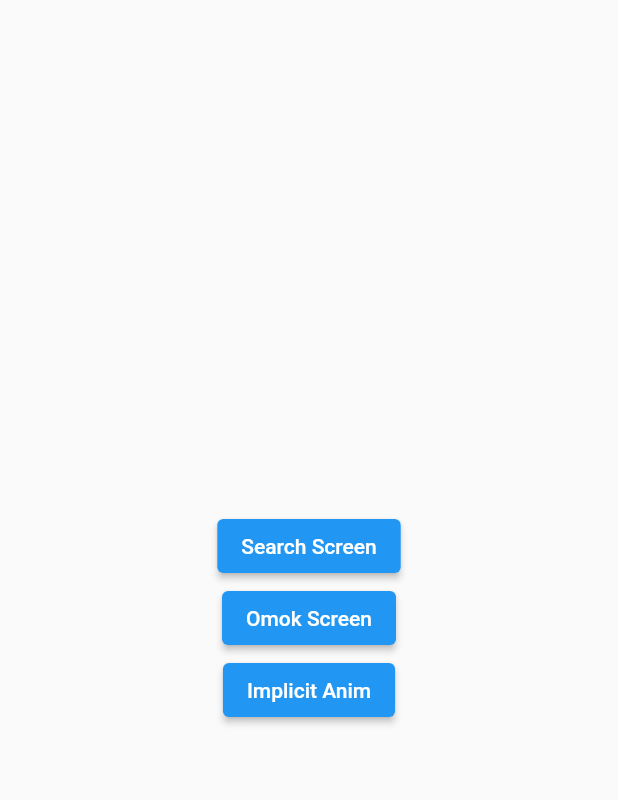
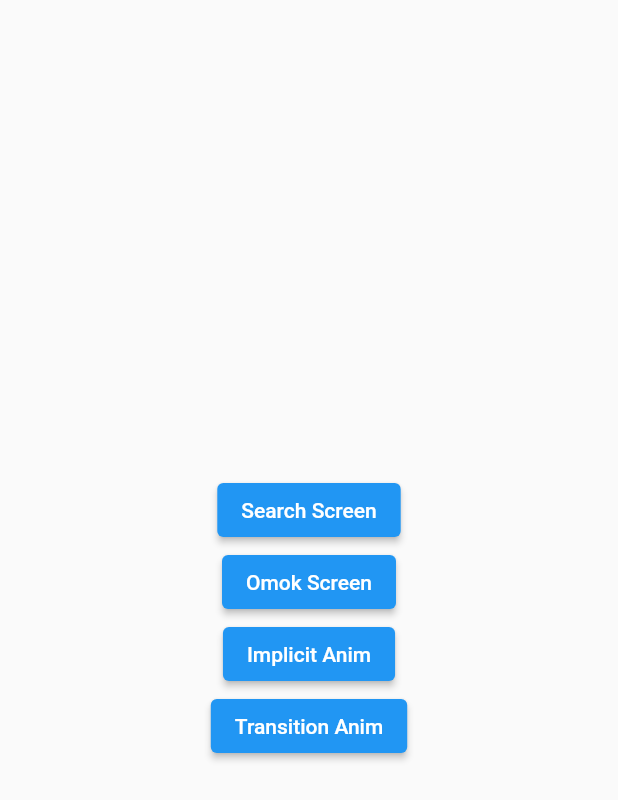
Before and after one commit to broccolism/flutter-try-again, a Flutter app: the screen it shows after launch, on a phone screen of 412 x 824 dp. Shown: the top 800 px of the screen. Run offline on Flutter 3.47's test engine with Material 2 defaults, Android fonts, the phone set to English and light mode, and no system bars; our stand-ins replace cached_network_image, get; generated files the repository leaves out were written again.

Commit message:
#13 :sparkles: basic transition animation

```diff
--- a/tiny_widgets/lib/route.dart
+++ b/tiny_widgets/lib/route.dart
@@ -31,5 +31,9 @@ class MyPages {
       name: ImplicitAnimationScreen.name,
       page: () => const ImplicitAnimationScreen(),
     ),
+    GetPage(
+      name: TransitionAnimationScreen.name,
+      page: () => const TransitionAnimationScreen(),
+    ),
   ];
 }
--- a/tiny_widgets/lib/view/screen/home_screen.dart
+++ b/tiny_widgets/lib/view/screen/home_screen.dart
@@ -11,6 +11,7 @@ class HomeScreen extends StatelessWidget {
   static const String OPEN_SEARCH_SCREEN_BUTTON = "Search Screen";
   static const String OPEN_OMOK_SCREEN_BUTTON = "Omok Screen";
   static const String OPEN_IMPLICIT_ANIM_SCREEN_BUTTON = "Implicit Anim";
+  static const String OPEN_TRANSITION_ANIM_SCREEN_BUTTON = "Transition Anim";
 
   @override
   Widget build(BuildContext context) {
@@ -37,6 +38,12 @@ class HomeScreen extends StatelessWidget {
                 OPEN_IMPLICIT_ANIM_SCREEN_BUTTON,
               ),
             ),
+            ElevatedButton(
+              onPressed: () => Get.toNamed(TransitionAnimationScreen.name),
+              child: Text(
+                OPEN_TRANSITION_ANIM_SCREEN_BUTTON,
+              ),
+            ),
           ],
         ),
       ),
--- a/tiny_widgets/lib/view/screen/screens.dart
+++ b/tiny_widgets/lib/view/screen/screens.dart
@@ -6,3 +6,4 @@ export 'search_result_screen.dart';
 export 'omok_screen.dart';
 
 export 'animation/implicit_animation_screen.dart';
+export 'animation/transition_animation_screen.dart';
```
Also changed, not shown: tiny_widgets/lib/view/screen/animation/transition_animation_screen.dart (added, +59 -0 lines).
